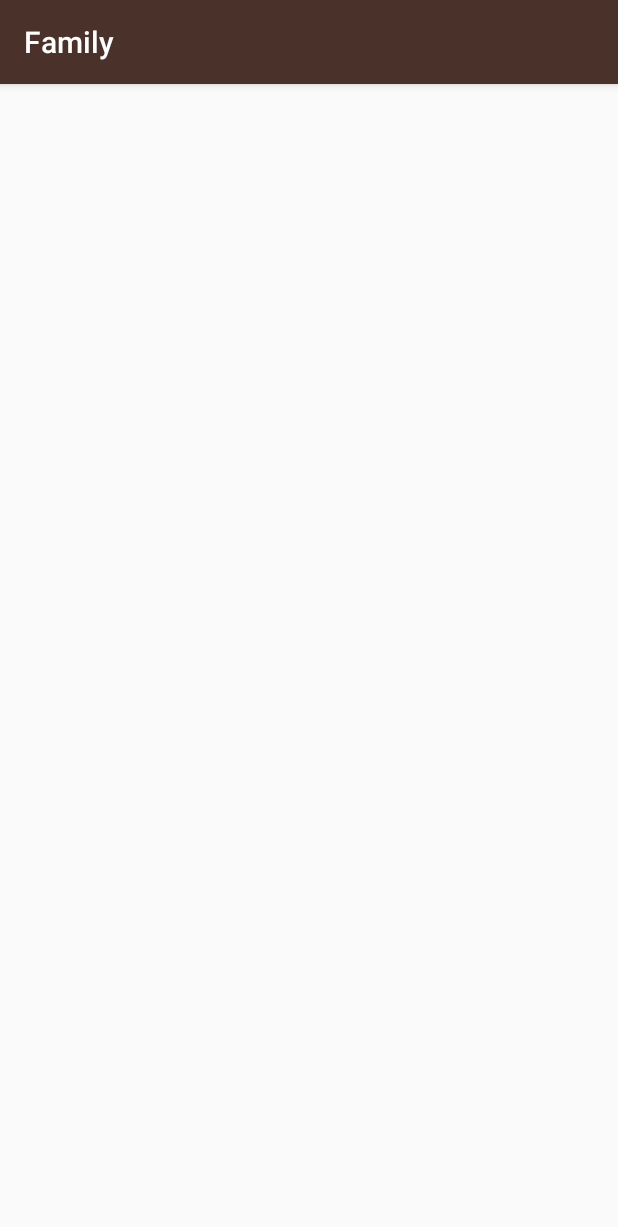
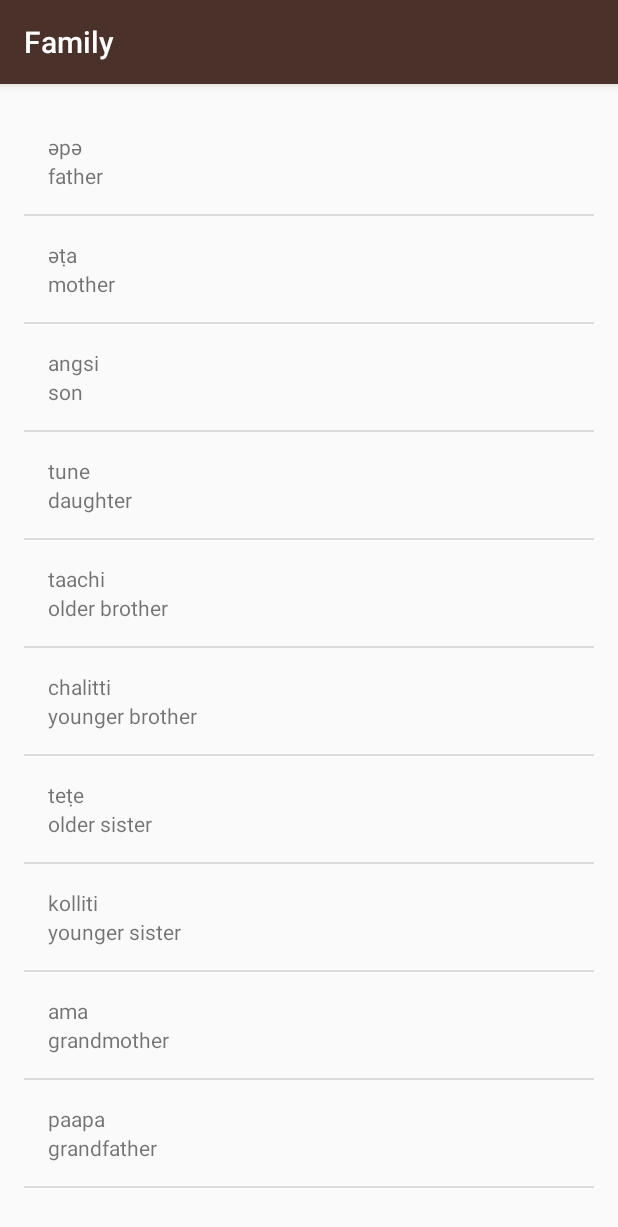
Before and after one commit to alanionita/GDS_MiwokApp, an Android app: the FamilyActivity screen opened directly, with no data from a screen before it, on a phone screen of 412 x 824 dp. Shown: the top 1227 px of the screen. Run offline under Robolectric (Android 15) with nearby library versions, the phone set to English and light mode, and no system bars.

Commit message:
refactored the previous activity_numbers.xml to word_list.xml and added content to Phrases, Family, and Colors activities

```diff
--- a/app/src/main/java/com/example/android/miwok/FamilyActivity.java
+++ b/app/src/main/java/com/example/android/miwok/FamilyActivity.java
@@ -2,12 +2,32 @@
 
 import android.support.v7.app.AppCompatActivity;
 import android.os.Bundle;
+import android.widget.ListView;
+
+import java.util.ArrayList;
 
 public class FamilyActivity extends AppCompatActivity {
 
     @Override
     protected void onCreate(Bundle savedInstanceState) {
         super.onCreate(savedInstanceState);
-        setContentView(R.layout.activity_family);
+        setContentView(R.layout.words_list);
+
+        ArrayList<Word> words = new ArrayList<Word>();
+        words.add(new Word("father", "әpә"));
+        words.add(new Word("mother", "әṭa"));
+        words.add(new Word("son", "angsi"));
+        words.add(new Word("daughter", "tune"));
+        words.add(new Word("older brother", "taachi"));
+        words.add(new Word("younger brother", "chalitti"));
+        words.add(new Word("older sister", "teṭe"));
+        words.add(new Word("younger sister", "kolliti"));
+        words.add(new Word("grandmother", "ama"));
+        words.add(new Word("grandfather", "paapa"));
+
+        WordAdapter wordAdapter = new WordAdapter(this, words);
+
+        ListView listView = (ListView) findViewById(R.id.list);
+        listView.setAdapter(wordAdapter);
     }
 }
--- a/app/src/main/java/com/example/android/miwok/WordAdapter.java
+++ b/app/src/main/java/com/example/android/miwok/WordAdapter.java
@@ -11,10 +11,6 @@
 import android.widget.ArrayAdapter;
 import android.widget.TextView;
 import java.util.ArrayList;
-
-/**
- * Created by alanionita on 04/04/2018.
- */
 
 public class WordAdapter extends ArrayAdapter<Word> {
 
--- a/app/src/main/res/layout/activity_family.xml
+++ /dev/null
@@ -1,9 +0,0 @@
-<?xml version="1.0" encoding="utf-8"?>
-<android.support.constraint.ConstraintLayout xmlns:android="http://schemas.android.com/apk/res/android"
-    xmlns:app="http://schemas.android.com/apk/res-auto"
-    xmlns:tools="http://schemas.android.com/tools"
-    android:layout_width="match_parent"
-    android:layout_height="match_parent"
-    tools:context="com.example.android.miwok.FamilyActivity">
-
-</android.support.constraint.ConstraintLayout>
--- a/app/src/main/res/layout/activity_numbers.xml
+++ b/app/src/main/res/layout/words_list.xml
@@ -8,5 +8,4 @@
     android:paddingBottom="@dimen/activity_vertical_margin"
     android:paddingLeft="@dimen/activity_horizontal_margin"
     android:paddingRight="@dimen/activity_horizontal_margin"
-    android:paddingTop="@dimen/activity_vertical_margin"
-    tools:context="com.example.android.miwok.NumbersActivity"/>
+    android:paddingTop="@dimen/activity_vertical_margin" />
```
Also changed, not shown: app/src/main/java/com/example/android/miwok/ColorsActivity.java (+24 -1 lines), app/src/main/java/com/example/android/miwok/NumbersActivity.java (+1 -6 lines), app/src/main/java/com/example/android/miwok/PhrasesActivity.java (+22 -1 lines), app/src/main/res/layout/activity_colors.xml (deleted, +0 -9 lines), app/src/main/res/layout/activity_phrases.xml (deleted, +0 -9 lines).
